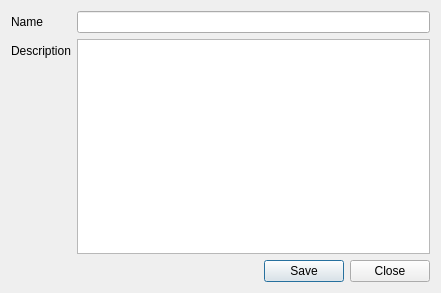
Before: the Qt Designer form DisplayNodeDialog.ui in djurodrljaca/salamander-alm, drawn with Qt 5.
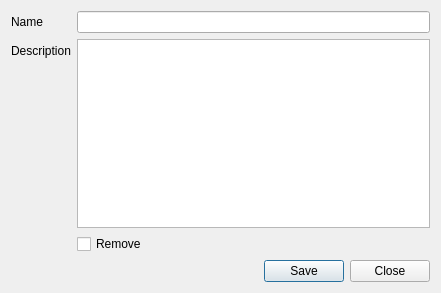
After: the same form once the commit is applied.

Commit message:
Implemented editing of the node name and description.
Also implemented removing of nodes (marking them as inactive).

```diff
--- a/DisplayNodeDialog.ui
+++ b/DisplayNodeDialog.ui
@@ -42,7 +42,7 @@
      </property>
     </widget>
    </item>
-   <item row="2" column="0" colspan="2">
+   <item row="4" column="0" colspan="2">
     <widget class="QDialogButtonBox" name="buttonBox">
      <property name="orientation">
       <enum>Qt::Horizontal</enum>
@@ -52,6 +52,13 @@
      </property>
     </widget>
    </item>
+   <item row="2" column="1">
+    <widget class="QCheckBox" name="remove_checkBox">
+     <property name="text">
+      <string>Remove</string>
+     </property>
+    </widget>
+   </item>
   </layout>
  </widget>
  <tabstops>
```
The commit also changes 17 other files.
